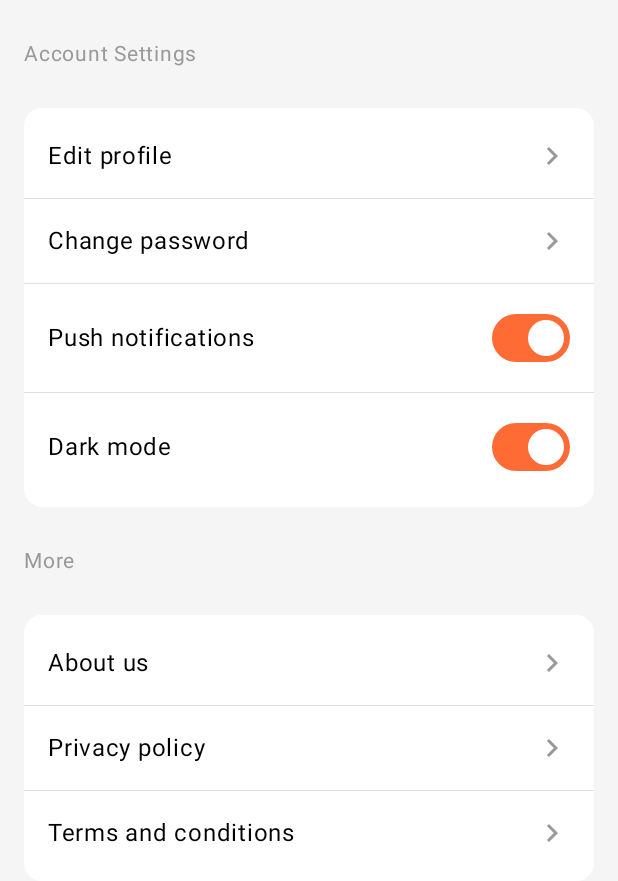
After one commit to Hareyuk/ort-edu-ar-2025-tp3-challenge-02, an Android app built with Jetpack Compose: the composable SettingsScreen shown on its own in the app's theme, on a phone screen of 412 x 824 dp. The commit adds this screen. Shown: the top 881 px of the screen. Run offline under Robolectric (Android 15) with nearby library versions, the phone set to English and light mode, and no system bars.

Commit message:
Pantalla de favoritos y settings armado

```diff
--- /dev/null
+++ b/app/src/main/java/ort/argentina/yatay/tp3/challenge2/ui/screens/SettingsScreen.kt
@@ -0,0 +1,185 @@
+package ort.argentina.yatay.tp3.challenge2.ui.screens
+
+import androidx.compose.foundation.background
+import androidx.compose.foundation.clickable
+import androidx.compose.foundation.layout.*
+import androidx.compose.foundation.lazy.LazyColumn
+import androidx.compose.foundation.shape.RoundedCornerShape
+import androidx.compose.material.icons.Icons
+import androidx.compose.material.icons.filled.KeyboardArrowRight
+import androidx.compose.material3.*
+import androidx.compose.runtime.*
+import androidx.compose.ui.Alignment
+import androidx.compose.ui.Modifier
+import androidx.compose.ui.graphics.Color
+import androidx.compose.ui.text.font.FontWeight
+import androidx.compose.ui.unit.dp
+import androidx.compose.ui.unit.sp
+
+@Composable
+fun SettingsScreen(paddingValues: PaddingValues) {
+    var pushNotifications by remember { mutableStateOf(true) }
+    var darkMode by remember { mutableStateOf(true) }
+
+    LazyColumn(
+        modifier = Modifier
+            .fillMaxSize()
+            .background(Color(0xFFF5F5F5))
+            .padding(paddingValues)
+            .padding(horizontal = 16.dp),
+        verticalArrangement = Arrangement.spacedBy(16.dp),
+        contentPadding = PaddingValues(vertical = 16.dp)
+    ) {
+        // Account Settings Section
+        item {
+            SectionHeader(text = "Account Settings")
+        }
+
+        item {
+            SettingsSection {
+                SettingsItem(
+                    title = "Edit profile",
+                    showArrow = true,
+                    onClick = { /* TODO: Navigate to edit profile */ }
+                )
+                Divider(color = Color(0xFFE0E0E0), thickness = 0.5.dp)
+                SettingsItem(
+                    title = "Change password",
+                    showArrow = true,
+                    onClick = { /* TODO: Navigate to change password */ }
+                )
+                Divider(color = Color(0xFFE0E0E0), thickness = 0.5.dp)
+                SettingsItemWithSwitch(
+                    title = "Push notifications",
+                    isChecked = pushNotifications,
+                    onCheckedChange = { pushNotifications = it }
+                )
+                Divider(color = Color(0xFFE0E0E0), thickness = 0.5.dp)
+                SettingsItemWithSwitch(
+                    title = "Dark mode",
+                    isChecked = darkMode,
+                    onCheckedChange = { darkMode = it }
+                )
+            }
+        }
+
+        // More Section
+        item {
+            SectionHeader(text = "More")
+        }
+
+        item {
+            SettingsSection {
+                SettingsItem(
+                    title = "About us",
+                    showArrow = true,
+                    onClick = { /* TODO: Navigate to about us */ }
+                )
+                Divider(color = Color(0xFFE0E0E0), thickness = 0.5.dp)
+                SettingsItem(
+                    title = "Privacy policy",
+                    showArrow = true,
+                    onClick = { /* TODO: Navigate to privacy policy */ }
+                )
+                Divider(color = Color(0xFFE0E0E0), thickness = 0.5.dp)
+                SettingsItem(
+                    title = "Terms and conditions",
+                    showArrow = true,
+                    onClick = { /* TODO: Navigate to terms and conditions */ }
+                )
+            }
+        }
+    }
+}
+
+@Composable
+fun SectionHeader(text: String) {
+    Text(
+        text = text,
+        fontSize = 14.sp,
+        color = Color(0xFF999999),
+        modifier = Modifier.padding(vertical = 8.dp)
+    )
+}
+
+@Composable
+fun SettingsSection(
+    content: @Composable ColumnScope.() -> Unit
+) {
+    Card(
+        modifier = Modifier.fillMaxWidth(),
+        shape = RoundedCornerShape(12.dp),
+        colors = CardDefaults.cardColors(containerColor = Color.White),
+        elevation = CardDefaults.cardElevation(defaultElevation = 0.dp)
+    ) {
+        Column(
+            modifier = Modifier.padding(vertical = 4.dp)
+        ) {
+            content()
+        }
+    }
+}
+
+@Composable
+fun SettingsItem(
+    title: String,
+    showArrow: Boolean = false,
+    onClick: () -> Unit = {}
+) {
+    Row(
+        modifier = Modifier
+            .fillMaxWidth()
+            .clickable { onClick() }
+            .padding(horizontal = 16.dp, vertical = 16.dp),
+        horizontalArrangement = Arrangement.SpaceBetween,
+        verticalAlignment = Alignment.CenterVertically
+    ) {
+        Text(
+            text = title,
+            fontSize = 16.sp,
+            color = Color.Black,
+            fontWeight = FontWeight.Normal
+        )
+
+        if (showArrow) {
+            Icon(
+                imageVector = Icons.Default.KeyboardArrowRight,
+                contentDescription = "Navigate",
+                tint = Color(0xFF999999)
+            )
+        }
+    }
+}
+
+@Composable
+fun SettingsItemWithSwitch(
+    title: String,
+    isChecked: Boolean,
+    onCheckedChange: (Boolean) -> Unit
+) {
+    Row(
+        modifier = Modifier
+            .fillMaxWidth()
+            .padding(horizontal = 16.dp, vertical = 12.dp),
+        horizontalArrangement = Arrangement.SpaceBetween,
+        verticalAlignment = Alignment.CenterVertically
+    ) {
+        Text(
+            text = title,
+            fontSize = 16.sp,
+            color = Color.Black,
+            fontWeight = FontWeight.Normal
+        )
+
+        Switch(
+            checked = isChecked,
+            onCheckedChange = onCheckedChange,
+            colors = SwitchDefaults.colors(
+                checkedThumbColor = Color.White,
+                checkedTrackColor = Color(0xFFFF6B35),
+                uncheckedThumbColor = Color.White,
+                uncheckedTrackColor = Color(0xFFE0E0E0)
+            )
+        )
+    }
+}
```
Also changed, not shown: app/src/main/java/ort/argentina/yatay/tp3/challenge2/data/FavoritesManager.kt (added, +32 -0 lines), app/src/main/java/ort/argentina/yatay/tp3/challenge2/ui/navigation/AppNavigation.kt (+27 -6 lines), app/src/main/java/ort/argentina/yatay/tp3/challenge2/ui/screens/FavoritesScreen.kt (added, +171 -0 lines), app/src/main/java/ort/argentina/yatay/tp3/challenge2/ui/screens/HomeScreen.kt (+7 -1 lines).
